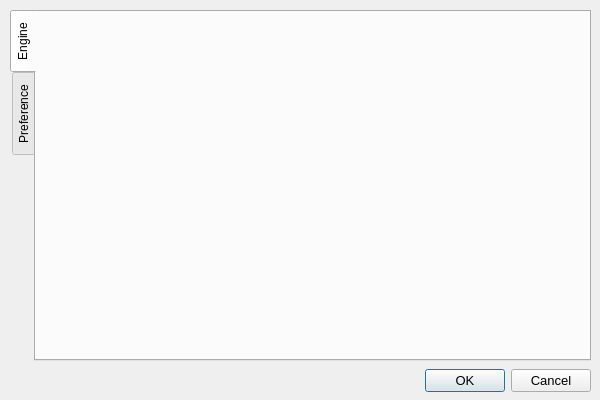
First picture: the form in forms/settingsdialog.ui, repository shogimaru/shogimaru, before the edit.
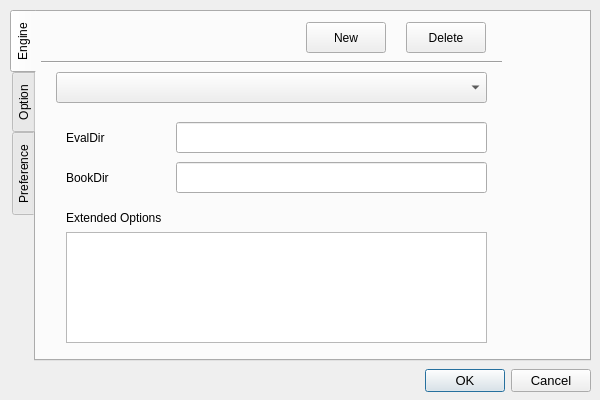
Second picture: the form after the edit. The open tabs and pages were chosen to show the change.

What changed in the file:
```diff
--- a/forms/settingsdialog.ui
+++ b/forms/settingsdialog.ui
@@ -35,6 +35,152 @@
     <attribute name="title">
      <string>Engine</string>
     </attribute>
+    <widget class="QPushButton" name="newEngineButton">
+     <property name="geometry">
+      <rect>
+       <x>270</x>
+       <y>10</y>
+       <width>80</width>
+       <height>31</height>
+      </rect>
+     </property>
+     <property name="text">
+      <string>New</string>
+     </property>
+    </widget>
+    <widget class="QPushButton" name="deleteEngineButton">
+     <property name="geometry">
+      <rect>
+       <x>370</x>
+       <y>10</y>
+       <width>80</width>
+       <height>31</height>
+      </rect>
+     </property>
+     <property name="text">
+      <string>Delete</string>
+     </property>
+    </widget>
+    <widget class="QComboBox" name="comboBox">
+     <property name="geometry">
+      <rect>
+       <x>20</x>
+       <y>60</y>
+       <width>431</width>
+       <height>31</height>
+      </rect>
+     </property>
+    </widget>
+    <widget class="Line" name="line">
+     <property name="geometry">
+      <rect>
+       <x>5</x>
+       <y>40</y>
+       <width>461</width>
+       <height>20</height>
+      </rect>
+     </property>
+     <property name="orientation">
+      <enum>Qt::Horizontal</enum>
+     </property>
+    </widget>
+    <widget class="QLabel" name="labelEvelDir">
+     <property name="geometry">
+      <rect>
+       <x>30</x>
+       <y>110</y>
+       <width>111</width>
+       <height>31</height>
+      </rect>
+     </property>
+     <property name="text">
+      <string>EvalDir</string>
+     </property>
+    </widget>
+    <widget class="QLineEdit" name="editEvalDir">
+     <property name="geometry">
+      <rect>
+       <x>140</x>
+       <y>110</y>
+       <width>311</width>
+       <height>31</height>
+      </rect>
+     </property>
+    </widget>
+    <widget class="QLabel" name="labelBookDir">
+     <property name="geometry">
+      <rect>
+       <x>30</x>
+       <y>150</y>
+       <width>111</width>
+       <height>31</height>
+      </rect>
+     </property>
+     <property name="text">
+      <string>BookDir</string>
+     </property>
+    </widget>
+    <widget class="QLineEdit" name="editBookDir">
+     <property name="geometry">
+      <rect>
+       <x>140</x>
+       <y>150</y>
+       <width>311</width>
+       <height>31</height>
+      </rect>
+     </property>
+    </widget>
+    <widget class="QTableWidget" name="tableWidget">
+     <property name="geometry">
+      <rect>
+       <x>30</x>
+       <y>220</y>
+       <width>421</width>
+       <height>111</height>
+      </rect>
+     </property>
+    </widget>
+    <widget class="QLabel" name="labelExtOptions">
+     <property name="geometry">
+      <rect>
+       <x>30</x>
+       <y>190</y>
+       <width>181</width>
+       <height>31</height>
+      </rect>
+     </property>
+     <property name="text">
+      <string>Extended Options</string>
+     </property>
+    </widget>
+   </widget>
+   <widget class="QWidget" name="tabOption">
+    <attribute name="title">
+     <string>Option</string>
+    </attribute>
+    <widget class="QTableWidget" name="tableEngineOptions">
+     <property name="geometry">
+      <rect>
+       <x>20</x>
+       <y>40</y>
+       <width>441</width>
+       <height>291</height>
+      </rect>
+     </property>
+    </widget>
+    <widget class="QLabel" name="labelEngineOptions">
+     <property name="geometry">
+      <rect>
+       <x>30</x>
+       <y>13</y>
+       <width>371</width>
+       <height>21</height>
+      </rect>
+     </property>
+     <property name="text">
+      <string>Common engine options</string>
+     </property>
+    </widget>
    </widget>
    <widget class="QWidget" name="tabPreference">
     <attribute name="title">
```
Left out of the diff: 76 changed lines with no effect on the pictures.
